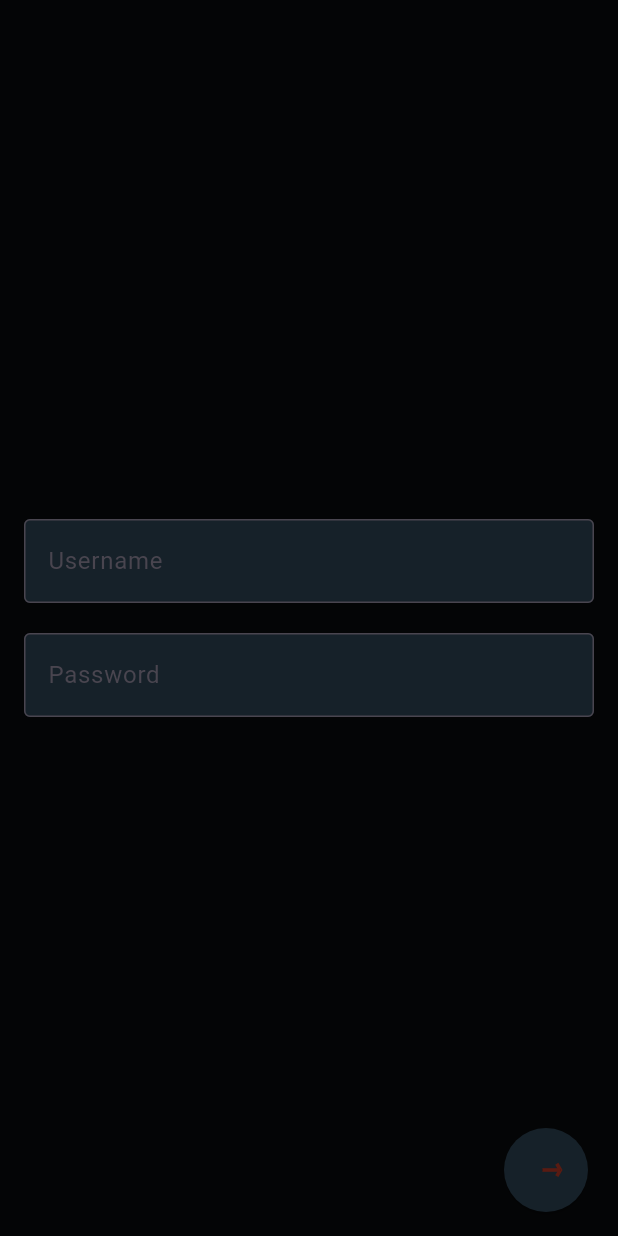
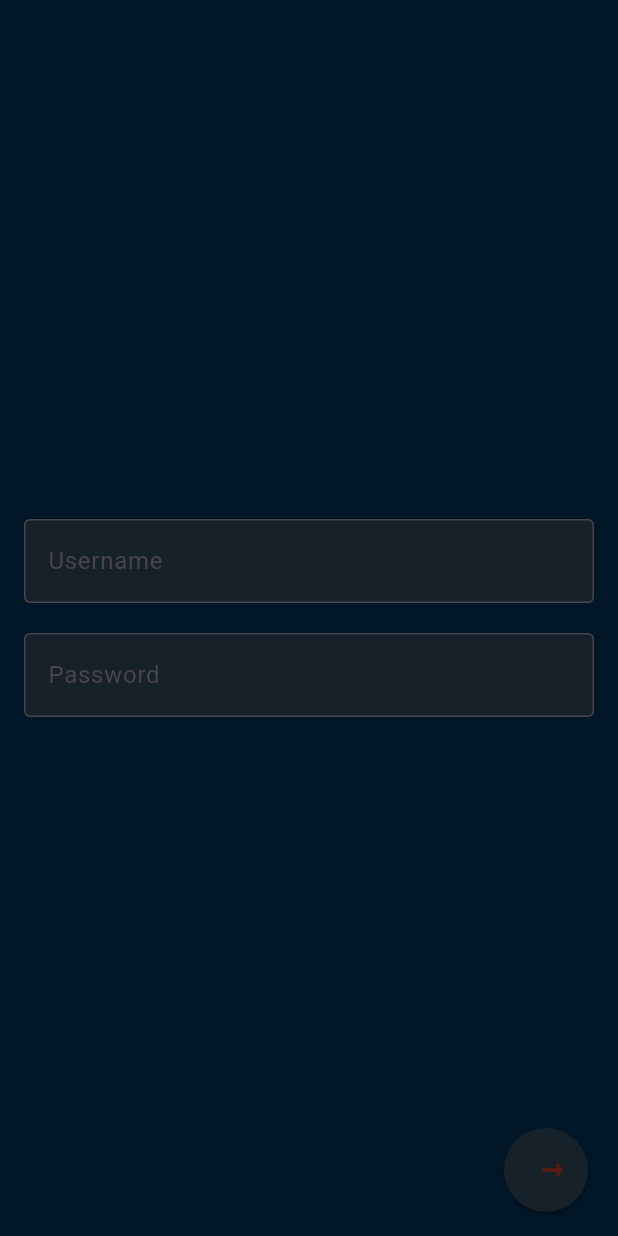
Before and after one commit to mukundsrinivasb/RideTracker, a Flutter app: the screen it shows after launch, on a phone screen of 412 x 824 dp. Run offline on Flutter 3.47's test engine with Material 3 defaults, Android fonts, the phone set to English and light mode, and no system bars; our stand-ins replace flutter_svg, logger; missing offline and left inert: amplify_auth_cognito, amplify_flutter.

Commit message:
Modifying the background colour for better visibility

```diff
--- /dev/null
+++ b/lib/Styles/color.dart
@@ -0,0 +1,3 @@
+import 'dart:ui';
+
+Color primaryBackground = const Color.fromRGBO(1, 22, 39, 1);
--- a/lib/login_screen.dart
+++ b/lib/login_screen.dart
@@ -24,7 +24,7 @@ class LoginScreen extends StatelessWidget {
     final TextEditingController usernameController = TextEditingController();
     final TextEditingController passwordController = TextEditingController();
     return Scaffold(
-      backgroundColor: const Color.fromRGBO(4, 5, 6, 1),
+      backgroundColor: const Color.fromRGBO(1, 22, 39, 1),
       body: Stack(
         children: [
           Padding(
--- a/lib/main.dart
+++ b/lib/main.dart
@@ -3,6 +3,7 @@ import 'package:flutter_svg/flutter_svg.dart';
 import 'package:ridetracker/Widgets/reset_password.dart';
 import 'login_screen.dart';
 import 'AWS/auth.dart';
+import 'Styles/color.dart';
 
 void main() {
   runApp(const MyApp());
@@ -17,9 +18,7 @@ class MyApp extends StatelessWidget {
       title: 'RideTracker',
       initialRoute: '/',
       routes: {'/reset_password': (context) => const ResetPasswordScreen()},
-      theme: ThemeData(
-        primarySwatch: Colors.blue,
-      ),
+      theme: ThemeData(primaryColor: primaryBackground),
       home: const SplashScreen(), // Show the splash screen initially
     );
   }
```
